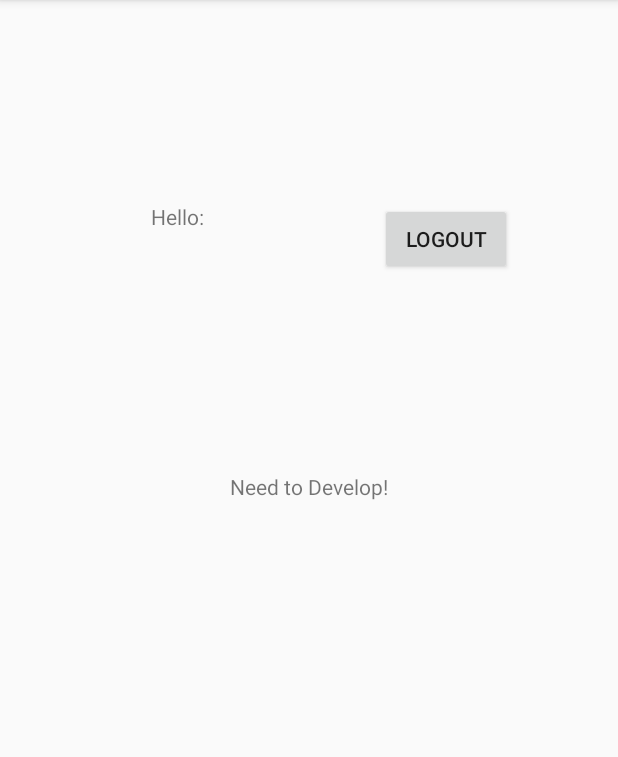
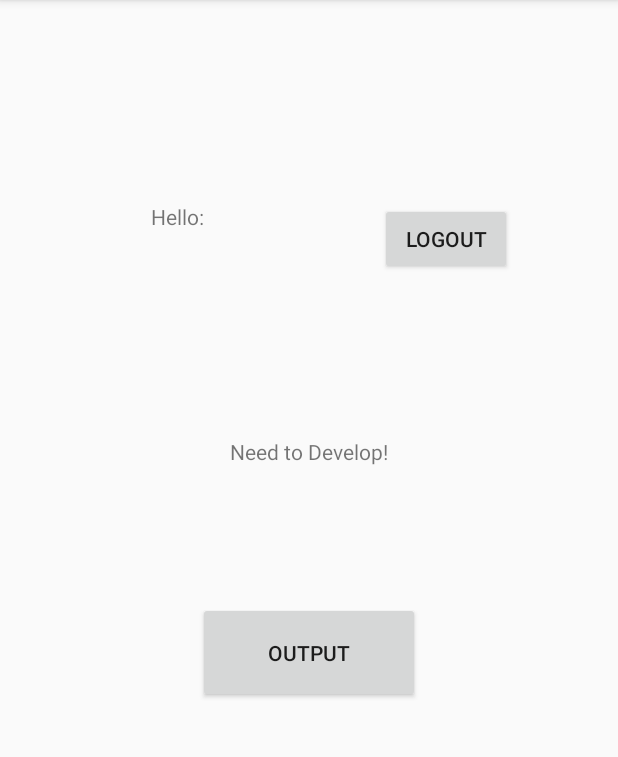
Before and after one commit to Mechiri/pervasive-computing, an Android app: the screen it shows after launch once a user with an empty profile is signed in (ProfileActivity), on a phone screen of 412 x 824 dp, the part 84-841 px from its top. Run offline under Robolectric (Android 15) with nearby library versions, the light colour scheme and no system bars; our stand-ins replace Firebase (no records; nobody signed in at launch, a user with empty details on screens opened directly).

Commit message:
Bar Chart Created

```diff
--- a/app/build.gradle
+++ b/app/build.gradle
@@ -33,4 +33,5 @@
     androidTestImplementation 'androidx.test.espresso:espresso-core:3.3.0'
     implementation platform('com.google.firebase:firebase-bom:25.12.0')
     implementation 'com.google.firebase:firebase-analytics'
+    implementation 'com.github.PhilJay:MPAndroidChart:v3.1.0'
 }
--- a/app/src/main/AndroidManifest.xml
+++ b/app/src/main/AndroidManifest.xml
@@ -9,7 +9,8 @@
         android:roundIcon="@mipmap/ic_launcher_round"
         android:supportsRtl="true"
         android:theme="@style/AppTheme">
-        <activity android:name=".SignUpActivity"></activity>
+        <activity android:name=".ProfileOutput"></activity>
+        <activity android:name=".SignUpActivity" />
         <activity android:name=".ProfileActivity" />
         <activity android:name=".MainActivity">
             <intent-filter>
--- a/app/src/main/java/com/example/pcproject/ProfileActivity.java
+++ b/app/src/main/java/com/example/pcproject/ProfileActivity.java
@@ -19,7 +19,7 @@
     //Variables
     private TextView tvUser;
     private Button bLogout;
-
+    private Button bProfileOutput;
     private FirebaseAuth mAuth;
 
     @Override
@@ -29,9 +29,16 @@
 
         tvUser = findViewById(R.id.textViewUser);
         bLogout = findViewById(R.id.buttonLogout);
-
+        bProfileOutput = findViewById(R.id.buttonOutput);
         mAuth = FirebaseAuth.getInstance();
 
+
+        bProfileOutput.setOnClickListener(new View.OnClickListener() {
+            @Override
+            public void onClick(View v) {
+                startActivity(new Intent(ProfileActivity.this, ProfileOutput.class));
+            }
+        });
         bLogout.setOnClickListener(new View.OnClickListener() {
             @Override
             public void onClick(View v) {
--- a/app/src/main/java/com/example/pcproject/SignUpActivity.java
+++ b/app/src/main/java/com/example/pcproject/SignUpActivity.java
@@ -65,7 +65,9 @@
 
     protected void signUp()
     {
+        //Get String from user
         String email = etEmail.getText().toString();
+        //Regex for Email
         String regex = "[A-Za-z0-9.+_%-]+@[A-Za-z0-9-]+\\.[A-Za-z]{2,}";
         boolean regexStatus = false;
 
--- a/app/src/main/res/layout/activity_profile.xml
+++ b/app/src/main/res/layout/activity_profile.xml
@@ -40,10 +40,24 @@
         android:layout_marginStart="152dp"
         android:layout_marginTop="296dp"
         android:layout_marginEnd="152dp"
-        android:layout_marginBottom="416dp"
+        android:layout_marginBottom="45dp"
         android:text="Need to Develop!"
+        app:layout_constraintBottom_toTopOf="@+id/buttonOutput"
+        app:layout_constraintEnd_toEndOf="parent"
+        app:layout_constraintStart_toStartOf="parent"
+        app:layout_constraintTop_toTopOf="parent" />
+
+    <Button
+        android:id="@+id/buttonOutput"
+        android:layout_width="148dp"
+        android:layout_height="67dp"
+        android:layout_marginStart="131dp"
+        android:layout_marginTop="45dp"
+        android:layout_marginEnd="132dp"
+        android:layout_marginBottom="304dp"
+        android:text="Output"
         app:layout_constraintBottom_toBottomOf="parent"
         app:layout_constraintEnd_toEndOf="parent"
         app:layout_constraintStart_toStartOf="parent"
-        app:layout_constraintTop_toTopOf="parent" />
+        app:layout_constraintTop_toBottomOf="@+id/textView2" />
 </androidx.constraintlayout.widget.ConstraintLayout>
--- a/build.gradle
+++ b/build.gradle
@@ -5,7 +5,7 @@
         jcenter()
     }
     dependencies {
-        classpath "com.android.tools.build:gradle:4.0.2"
+        classpath 'com.android.tools.build:gradle:4.1.0'
         classpath 'com.google.gms:google-services:4.3.4'
         // NOTE: Do not place your application dependencies here; they belong
         // in the individual module build.gradle files
@@ -16,6 +16,7 @@
     repositories {
         google()
         jcenter()
+        maven {url 'https://jitpack.io'}
     }
 }
 
```
Also changed, not shown: app/src/main/java/com/example/pcproject/ProfileOutput.java (added, +54 -0 lines), app/src/main/res/layout/activity_profile_output.xml (added, +14 -0 lines), gradle/wrapper/gradle-wrapper.properties.
